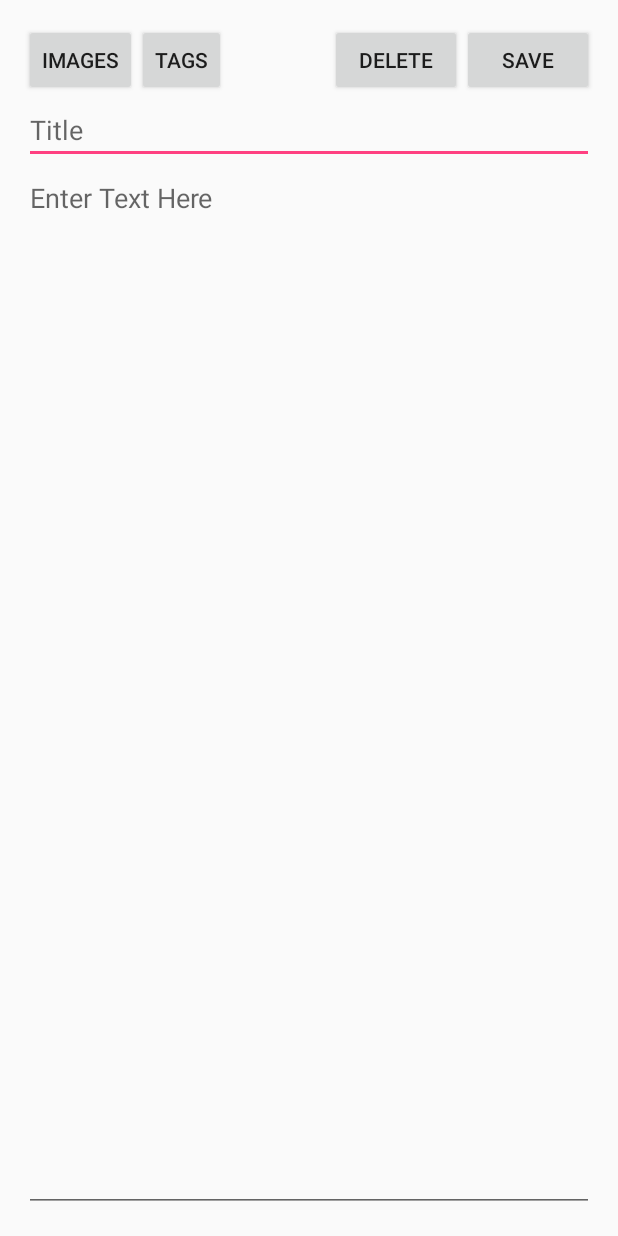
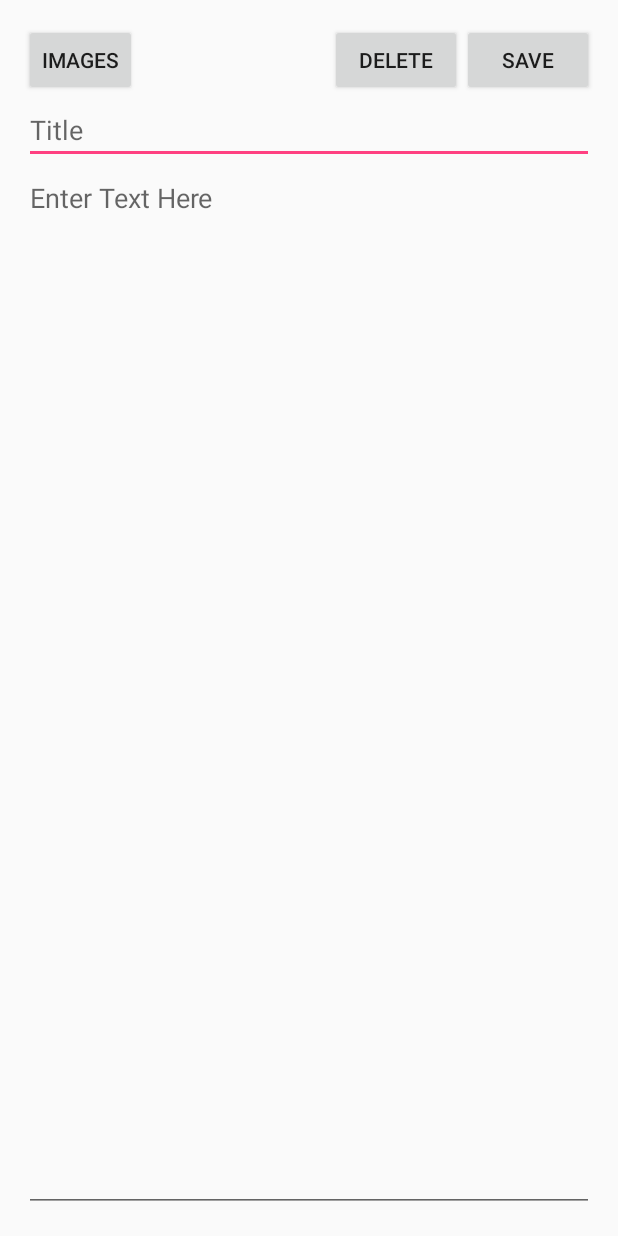
Before and after one commit to lumisce/ReMemo, an Android app: the MemoInputActivity screen opened directly, with no data from a screen before it, on a phone screen of 412 x 824 dp. Run offline under Robolectric (Android 15) with nearby library versions, the phone set to English and light mode, and no system bars; libraries missing offline, so code that uses them is left out: io.realm; 1 statement that could not run was skipped.

Commit message:
Remove "Tag" buttons in EventInput and MemoInput

```diff
--- a/app/src/main/res/layout/activity_memo_input.xml
+++ b/app/src/main/res/layout/activity_memo_input.xml
@@ -16,15 +16,6 @@
         android:text="Images"
         android:id="@+id/btn_memo_imgs"
         android:onClick="newImage"/>
-
-    <Button
-        style="?android:attr/buttonStyleSmall"
-        android:layout_width="wrap_content"
-        android:layout_height="wrap_content"
-        android:text="Tags"
-        android:id="@+id/btn_memo_tags"
-        android:layout_alignTop="@+id/btn_memo_imgs"
-        android:layout_toEndOf="@+id/btn_memo_imgs" />
 
     <EditText
         android:layout_width="match_parent"
@@ -52,9 +43,9 @@
         android:layout_height="wrap_content"
         android:text="Save"
         android:id="@+id/btn_memo_save"
-        android:layout_alignTop="@+id/btn_memo_tags"
         android:layout_alignEnd="@+id/et_memo_title"
-        android:onClick="newMemo"/>
+        android:onClick="newMemo"
+        android:layout_alignTop="@+id/btn_memo_imgs" />
 
     <Button
         android:layout_width="wrap_content"
```
Also changed, not shown: app/src/main/res/layout/activity_event_input.xml (+0 -10 lines), 1 other file.
